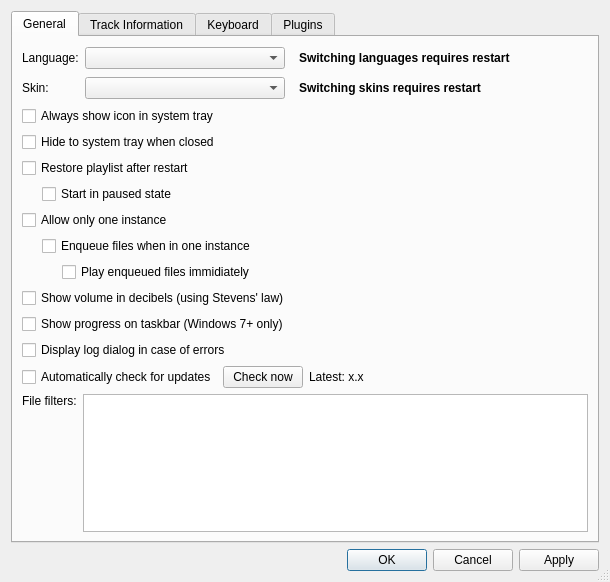
Above: src/preferencesDialog.ui from nulloy/nulloy before the change. Below: the same form after it.
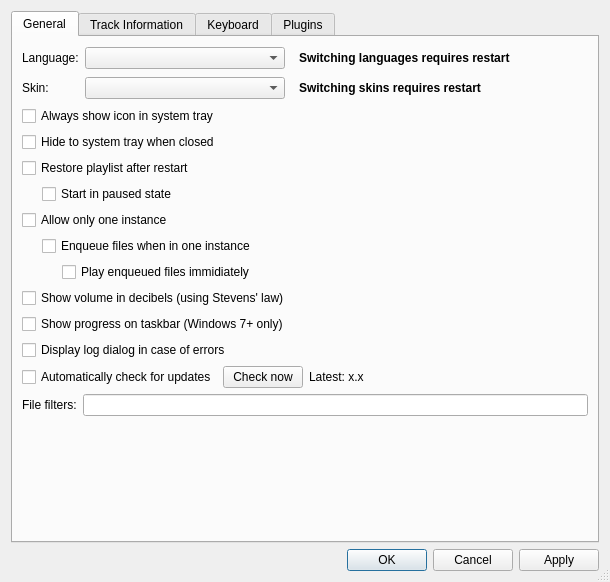
That is the form after the change. Custom widgets are drawn as their Qt base class.

Commit message: using lineEdit for file filters

The edit to the form file:
```diff
--- a/src/preferencesDialog.ui
+++ b/src/preferencesDialog.ui
@@ -402,8 +402,6 @@
            <item>
             <layout class="QHBoxLayout" name="horizontalLayout_4">
              <item>
-              <layout class="QVBoxLayout" name="verticalLayout_8">
-               <item>
                 <widget class="QLabel" name="fileFiltersLabel">
                  <property name="text">
                   <string>File filters:</string>
@@ -411,6 +409,11 @@
                 </widget>
                </item>
                <item>
+              <widget class="QLineEdit" name="fileFiltersLineEdit"/>
+             </item>
+            </layout>
+           </item>
+           <item>
                 <spacer name="verticalSpacer_4">
                  <property name="orientation">
                   <enum>Qt::Vertical</enum>
@@ -422,13 +425,6 @@
                   </size>
                  </property>
                 </spacer>
-               </item>
-              </layout>
-             </item>
-             <item>
-              <widget class="QPlainTextEdit" name="fileFiltersTextEdit"/>
-             </item>
-            </layout>
            </item>
           </layout>
          </widget>
```
Lines whose indentation alone changed are shown as unchanged. The commit also changes 5 other files.
